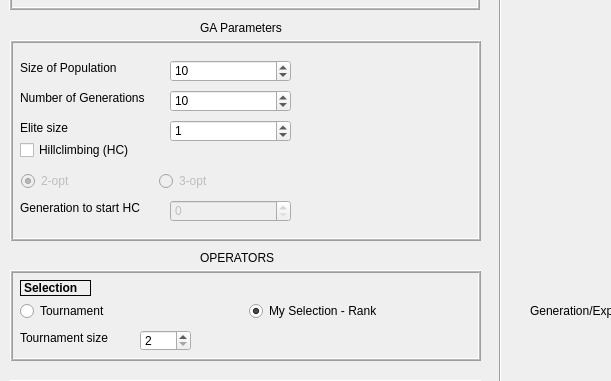
Before: the Qt Designer form tsp.ui in kanaji/TSP_AIN_FKKG, drawn with Qt 5; both pictures show x 0 to 611 and y 160 to 541 of the 1215 by 926 pixel window.
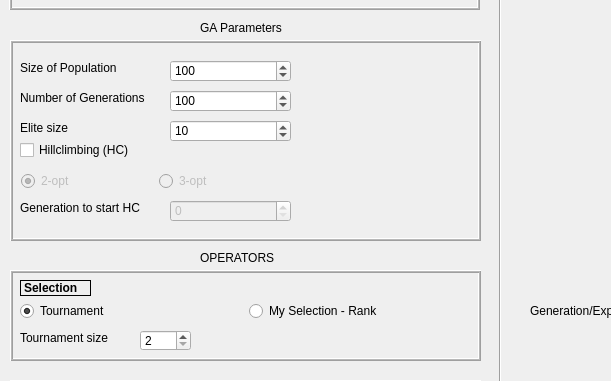
After: the same form once the commit is applied. Custom widgets are drawn as their Qt base class.

The edit to the form file:
```diff
--- a/tsp.ui
+++ b/tsp.ui
@@ -239,7 +239,7 @@
      <number>1000</number>
     </property>
     <property name="value">
-     <number>10</number>
+     <number>100</number>
     </property>
    </widget>
    <widget class="QLabel" name="label_5">
@@ -271,7 +271,7 @@
      <number>10000</number>
     </property>
     <property name="value">
-     <number>10</number>
+     <number>100</number>
     </property>
    </widget>
    <widget class="QLabel" name="label">
@@ -380,7 +380,7 @@
      <number>1000</number>
     </property>
     <property name="value">
-     <number>1</number>
+     <number>10</number>
     </property>
    </widget>
    <widget class="QLabel" name="label_10">
@@ -451,7 +451,7 @@
        <string>Tournament</string>
       </property>
       <property name="checked">
-       <bool>false</bool>
+       <bool>true</bool>
       </property>
      </widget>
     </item>
@@ -464,7 +464,7 @@
        <string>My Selection - Rank</string>
       </property>
       <property name="checked">
-       <bool>true</bool>
+       <bool>false</bool>
       </property>
      </widget>
     </item>
```
